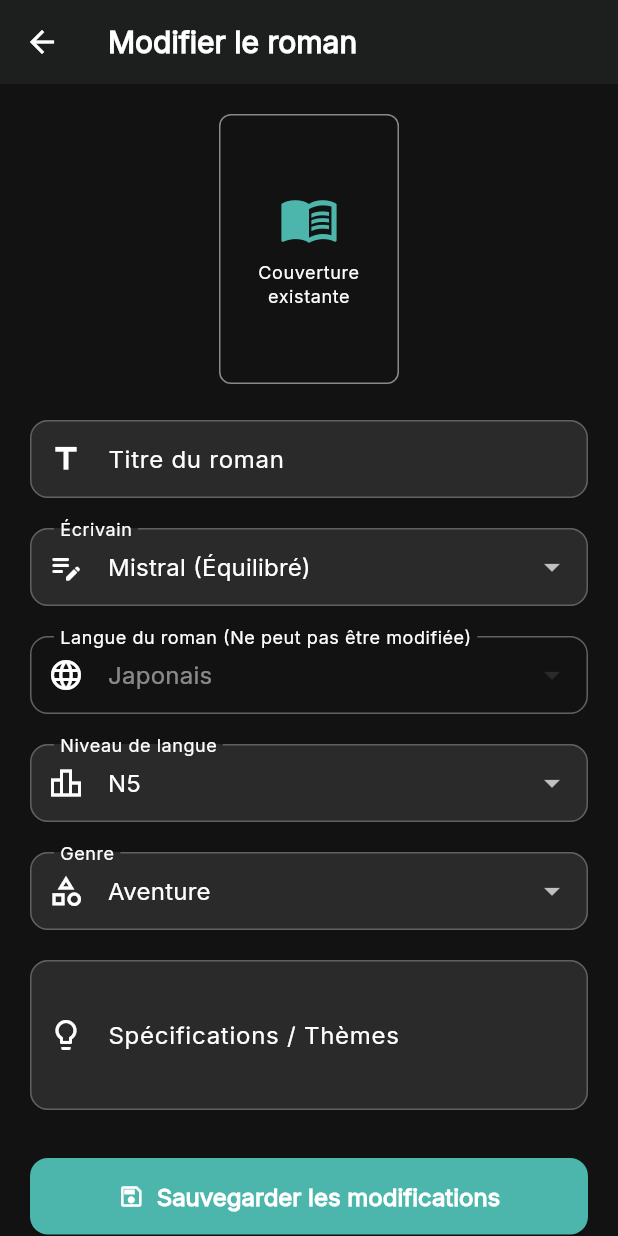
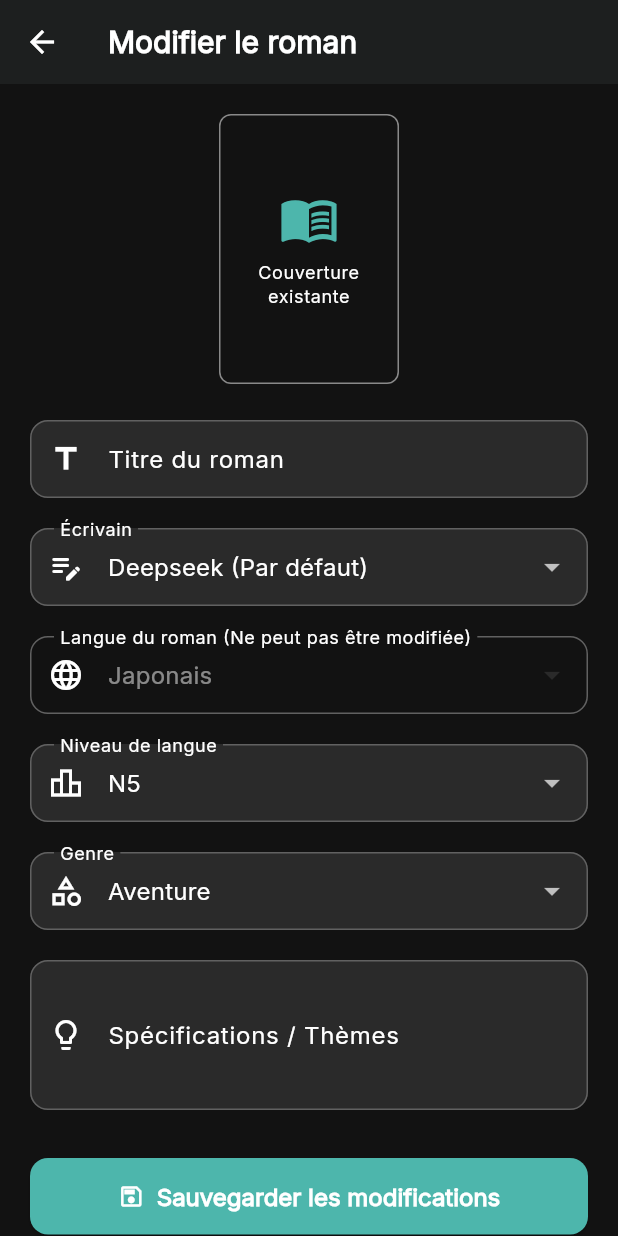
Before and after one commit to NihonQuest13/nihon-quest-frontend, a Flutter app: the EditNovelPage screen opened directly with empty values, on a phone screen of 412 x 824 dp. Run offline on Flutter 3.47's test engine with Material 3 defaults, Android fonts, the phone set to English and light mode, and no system bars; our stand-ins replace file_picker, flutter_riverpod, shared_preferences, supabase_flutter; missing offline and left inert: excel; accounts and stored records are empty.

Commit message:
mistral edit enlevé

```diff
--- a/lib/edit_novel_page.dart
+++ b/lib/edit_novel_page.dart
@@ -7,17 +7,13 @@ import 'models.dart';
 import 'providers.dart';
 
 // --- LE MODÈLE PAR DÉFAUT EST MAINTENANT MISTRAL (Copie de create_novel_page.dart) ---
-const String _defaultModelId = 'mistralai/mistral-7b-instruct:free';
+const String _defaultModelId = 'tngtech/deepseek-r1t2-chimera:free';
 
 // --- LA LISTE DES ÉCRIVAINS EST MISE À JOUR POUR CORRESPONDRE (Copie de create_novel_page.dart) ---
 final Map<String, Map<String, String>> _writers = {
-  'mistralai/mistral-7b-instruct:free': {
-    'name': 'Mistral (Équilibré)',
+  'tngtech/deepseek-r1t2-chimera:free': {
+    'name': 'Deepseek (Par défaut)',
     'description': 'Rapide, cohérent et excellent pour la narration. (Recommandé)',
-  },
-  'qwen/qwen:7b-chat': {
-    'name': 'Qwen (Créatif)',
-    'description': 'Très imaginatif, idéal pour des idées originales.',
   },
 };
 
```
Also changed, not shown: 5 other files.
